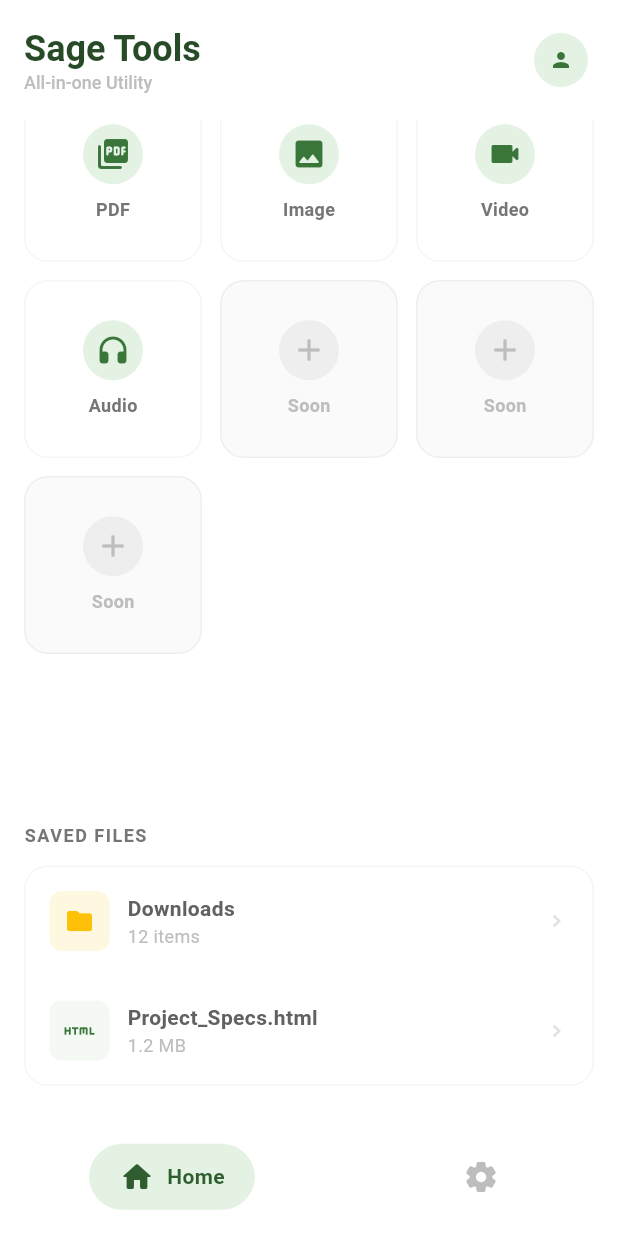
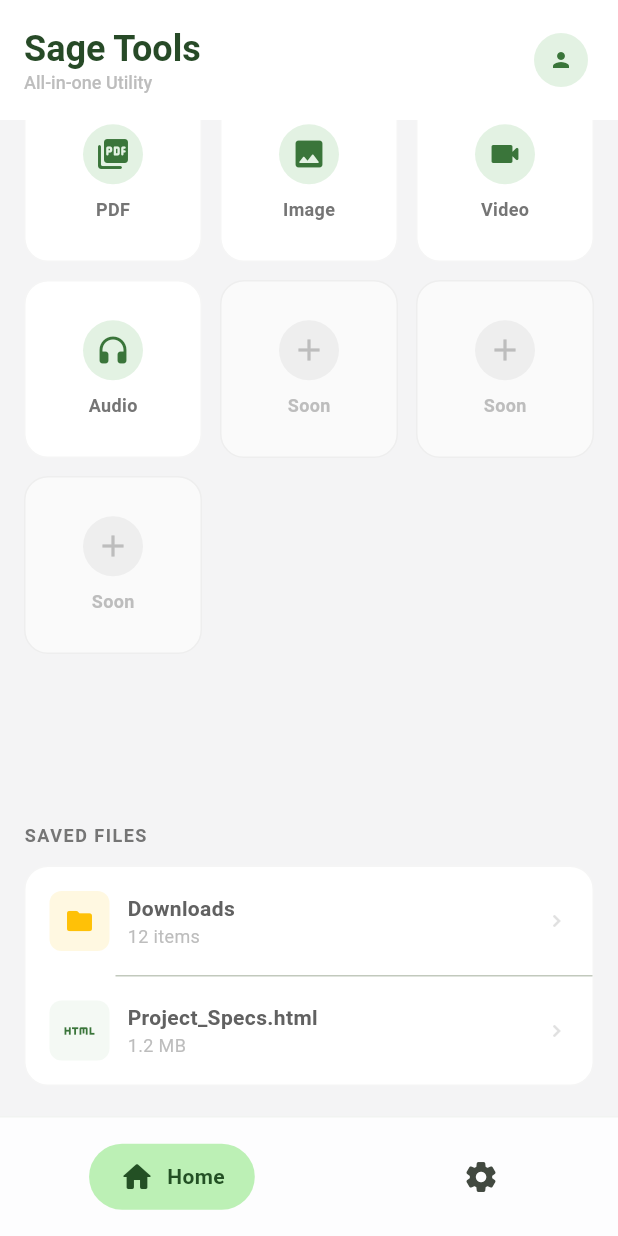
Before and after one commit to BajWarring/Sage_Tools, a Flutter app: the screen it shows after launch, scrolled down 260 dp, after a tap on "Home", on a phone screen of 412 x 824 dp. Run offline on Flutter 3.47's test engine with Material 3 defaults, Android fonts, the light colour scheme and no system bars; our stand-ins replace file_picker, flutter_riverpod, permission_handler, shared_preferences; missing offline and left inert: pdf_render, syncfusion_flutter_pdf.

Commit message:
Update main.dart

```diff
--- a/lib/main.dart
+++ b/lib/main.dart
@@ -1,36 +1,56 @@
 import 'package:flutter/material.dart';
 import 'package:flutter/services.dart';
 import 'package:flutter_riverpod/flutter_riverpod.dart';
-import 'dart:ui'; // For blur
+import 'dart:ui';
 import 'core.dart';
 import 'tabs/dashboard_tab.dart';
 import 'tabs/settings_tab.dart';
 
-void main() {
-  SystemChrome.setSystemUIOverlayStyle(SystemUiOverlayStyle(
-    statusBarColor: Colors.transparent,
-    statusBarIconBrightness: Brightness.dark,
-  ));
+void main() async {
+  WidgetsFlutterBinding.ensureInitialized();
+  // We can't set status bar color here nicely for both modes,
+  // so we let the Scaffold handle it.
   runApp(ProviderScope(child: SageApp()));
 }
 
 class SageApp extends ConsumerWidget {
   @override
   Widget build(BuildContext context, WidgetRef ref) {
-    final theme = ref.watch(currentThemeProvider);
+    final sageTheme = ref.watch(currentThemeProvider);
+    final themeMode = ref.watch(themeModeProvider);
 
     return MaterialApp(
       debugShowCheckedModeBanner: false,
       title: 'Sage Tools',
+      themeMode: themeMode,
+
+      // Light Theme
       theme: ThemeData(
         useMaterial3: true,
-        scaffoldBackgroundColor: theme.background, // Zinc-50
-        colorScheme: ColorScheme.fromSwatch(
-          primarySwatch: theme.primary,
-          backgroundColor: theme.background,
+        brightness: Brightness.light,
+        colorScheme: ColorScheme.fromSeed(
+          seedColor: sageTheme.primary,
+          brightness: Brightness.light,
+          surface: Color(0xFFF4F4F5), // Light Grey
+          surfaceContainer: Colors.white, // Card BG
         ),
-        fontFamily: 'Roboto', // Or standard sans
+        scaffoldBackgroundColor: Color(0xFFF4F4F5),
       ),
+
+      // Dark Theme
+      darkTheme: ThemeData(
+        useMaterial3: true,
+        brightness: Brightness.dark,
+        colorScheme: ColorScheme.fromSeed(
+          seedColor: sageTheme.primary,
+          brightness: Brightness.dark,
+          surface: Color(0xFF09090B), // Deep Black/Grey
+          surfaceContainer: Color(0xFF18181B), // Card BG Dark
+          onSurface: Color(0xFFFAFAFA),
+        ),
+        scaffoldBackgroundColor: Color(0xFF09090B),
+      ),
+
       home: MainScaffold(),
     );
   }
@@ -46,10 +66,10 @@ class _MainScaffoldState extends ConsumerState<MainScaffold> {
 
   @override
   Widget build(BuildContext context) {
-    final theme = ref.watch(currentThemeProvider);
+    final theme = Theme.of(context).colorScheme;
 
     return Scaffold(
-      extendBody: true, // For glass effect behind nav
+      extendBody: true,
       body: IndexedStack(
         index: _tabIndex,
         children: [
@@ -63,8 +83,8 @@ class _MainScaffoldState extends ConsumerState<MainScaffold> {
           child: Container(
             height: 80,
             decoration: BoxDecoration(
-              color: Colors.white.withOpacity(0.85),
-              border: Border(top: BorderSide(color: Colors.white.withOpacity(0.3))),
+              color: theme.surfaceContainer.withOpacity(0.85), // Dynamic
+              border: Border(top: BorderSide(color: theme.outlineVariant.withOpacity(0.2))),
             ),
             child: Row(
               mainAxisAlignment: MainAxisAlignment.spaceAround,
@@ -73,16 +93,12 @@ class _MainScaffoldState extends ConsumerState<MainScaffold> {
                   icon: Icons.home_rounded,
                   label: "Home",
                   isActive: _tabIndex == 0,
-                  activeColor: theme.primary[100]!,
-                  activeIconColor: theme.primary[700]!,
                   onTap: () => setState(() => _tabIndex = 0),
                 ),
                 _NavBarItem(
                   icon: Icons.settings_rounded,
                   label: "Settings",
                   isActive: _tabIndex == 1,
-                  activeColor: theme.primary[100]!,
-                  activeIconColor: theme.primary[700]!,
                   onTap: () => setState(() => _tabIndex = 1),
                 ),
               ],
@@ -98,14 +114,14 @@ class _NavBarItem extends StatelessWidget {
   final IconData icon;
   final String label;
   final bool isActive;
-  final Color activeColor;
-  final Color activeIconColor;
   final VoidCallback onTap;
 
-  _NavBarItem({required this.icon, required this.label, required this.isActive, required this.activeColor, required this.activeIconColor, required this.onTap});
+  _NavBarItem({required this.icon, required this.label, required this.isActive, required this.onTap});
 
   @override
   Widget build(BuildContext context) {
+    final theme = Theme.of(context).colorScheme;
+
     return GestureDetector(
       onTap: onTap,
       behavior: HitTestBehavior.opaque,
@@ -113,15 +129,15 @@ class _NavBarItem extends StatelessWidget {
         duration: Duration(milliseconds: 300),
         padding: EdgeInsets.symmetric(horizontal: 20, vertical: 10),
         decoration: BoxDecoration(
-          color: isActive ? activeColor : Colors.transparent,
+          color: isActive ? theme.primaryContainer : Colors.transparent,
           borderRadius: BorderRadius.circular(30),
         ),
         child: Row(
           children: [
-            Icon(icon, color: isActive ? activeIconColor : Colors.grey[400], size: 24),
+            Icon(icon, color: isActive ? theme.onPrimaryContainer : theme.onSurfaceVariant, size: 24),
             if (isActive) ...[
               SizedBox(width: 8),
-              Text(label, style: TextStyle(color: activeIconColor, fontWeight: FontWeight.bold, fontSize: 14)),
+              Text(label, style: TextStyle(color: theme.onPrimaryContainer, fontWeight: FontWeight.bold, fontSize: 14)),
             ]
           ],
         ),
```
